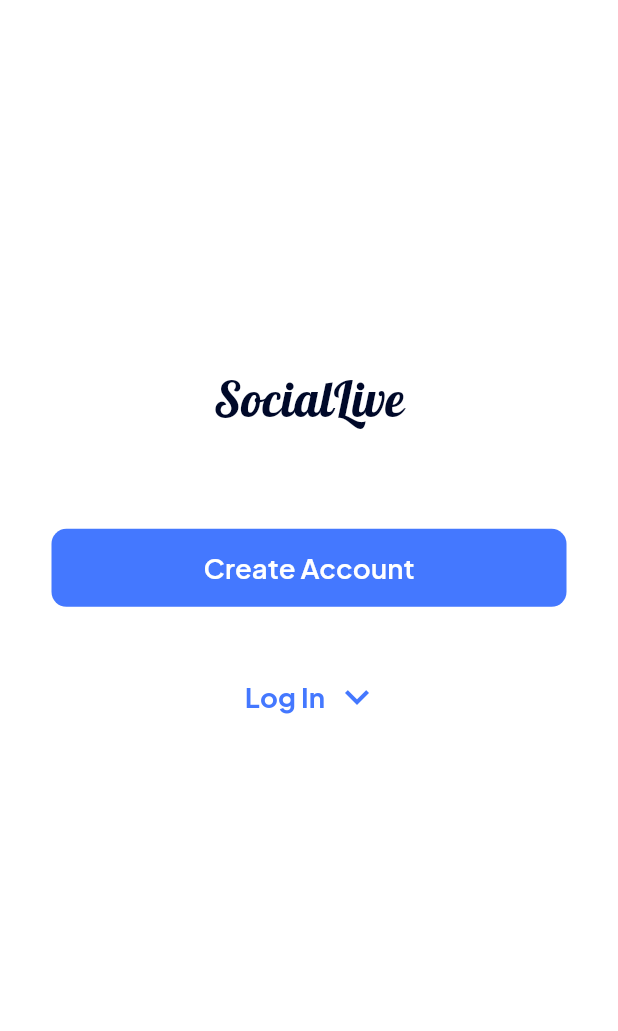
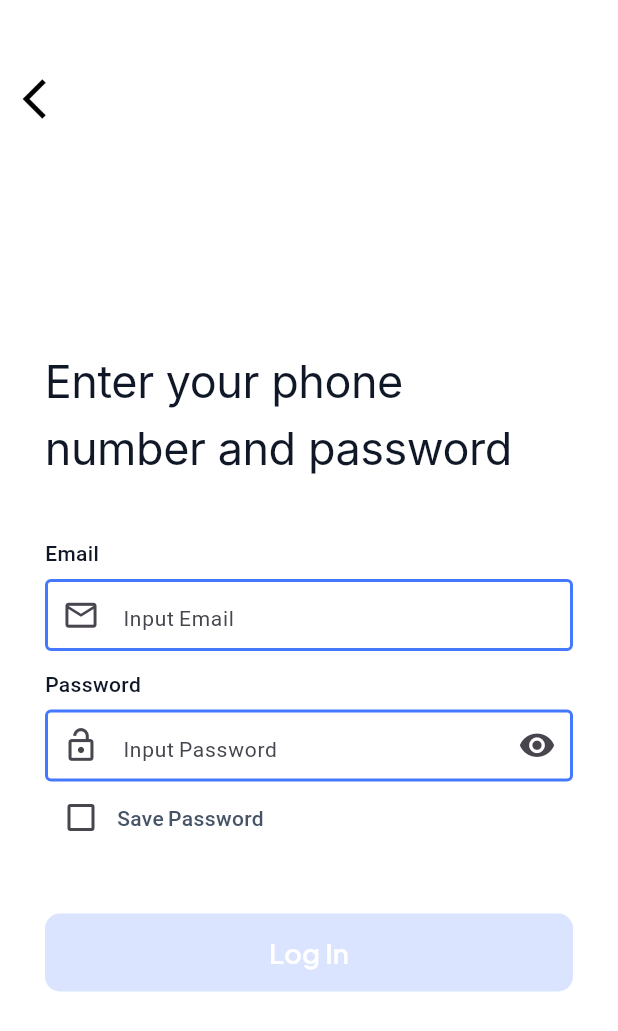
Before and after one commit to sabsar42/social-media-app, a Flutter app: the screen it shows after launch, after a tap on "Log In", on a phone screen of 412 x 824 dp. Shown: the top 1031 px of the screen. Run offline on Flutter 3.47's test engine with Material 3 defaults, Android fonts, the phone set to English and light mode, and no system bars; our stand-ins replace flutter_screenutil, flutter_svg, google_fonts.

Commit message:
login screen done

```diff
--- /dev/null
+++ b/lib/app.dart
@@ -0,0 +1,34 @@
+import 'package:flutter/material.dart';
+import 'package:flutter_screenutil/flutter_screenutil.dart';
+import 'package:socialmediaapp/presentation/routes/route_names.dart';
+import 'package:socialmediaapp/presentation/widgets/custom_theme.dart';
+
+class SocialMediaApp extends StatelessWidget {
+  const SocialMediaApp({super.key});
+
+  @override
+  Widget build(BuildContext context) {
+    return ScreenUtilInit(
+      designSize: ScreenUtil.defaultSize,
+      minTextAdapt: true,
+      splitScreenMode: true,
+      useInheritedMediaQuery: true,
+      builder: (BuildContext context, child) {
+        return MaterialApp(
+          debugShowCheckedModeBanner: false,
+          initialRoute: RouteNames.splashScreen,
+          onGenerateRoute: RouteNames.generateRoutes,
+          onUnknownRoute: (RouteSettings settings) {
+            return MaterialPageRoute(
+              builder: (_) => Scaffold(
+                body: Center(
+                    child: Text('No route defined for ${settings.name}')),
+              ),
+            );
+          },
+          theme: MyTheme.theme,
+        );
+      },
+    );
+  }
+}
--- a/lib/main.dart
+++ b/lib/main.dart
@@ -1,44 +1,11 @@
 import 'package:flutter/material.dart';
 import 'package:flutter/services.dart';
-import 'package:flutter_screenutil/flutter_screenutil.dart';
-import 'package:socialmediaapp/presentation/routes/route_names.dart';
-import 'package:socialmediaapp/presentation/widgets/custom_theme.dart';
-
+import 'app.dart';
 void main() async {
   WidgetsFlutterBinding.ensureInitialized();
   await SystemChrome.setPreferredOrientations([
     DeviceOrientation.portraitUp,
     DeviceOrientation.portraitDown,
   ]);
-  runApp(const SocialMediaApp());
+  runApp( const SocialMediaApp());
 }
-
-class SocialMediaApp extends StatelessWidget {
-  const SocialMediaApp({super.key});
-
-  @override
-  Widget build(BuildContext context) {
-    return ScreenUtilInit(
-      designSize: ScreenUtil.defaultSize,
-      minTextAdapt: true,
-      splitScreenMode: true,
-      useInheritedMediaQuery: true,
-      builder: (BuildContext context, child) {
-        return MaterialApp(
-          debugShowCheckedModeBanner: false,
-          initialRoute: RouteNames.splashScreen,
-          onGenerateRoute: RouteNames.generateRoutes,
-          onUnknownRoute: (RouteSettings settings) {
-            return MaterialPageRoute(
-              builder: (_) => Scaffold(
-                body: Center(
-                    child: Text('No route defined for ${settings.name}')),
-              ),
-            );
-          },
-          theme: MyTheme.theme,
-        );
-      },
-    );
-  }
-}
--- a/lib/presentation/routes/route_names.dart
+++ b/lib/presentation/routes/route_names.dart
@@ -1,5 +1,5 @@
 import 'package:flutter/material.dart';
-import 'package:socialmediaapp/presentation/screen/splash/splash_screen.dart';
+import 'package:socialmediaapp/presentation/screen/createandlogin/create_and_login_screen.dart';
 
 class RouteNames {
   static const String splashScreen = '/splashScreen';
@@ -8,7 +8,7 @@ class RouteNames {
     switch (settings.name) {
       case RouteNames.splashScreen:
         return MaterialPageRoute(
-            settings: settings, builder: (_) => SplashScreen());
+            settings: settings, builder: (_) => const CreateAndLoginScreen());
 
       default:
         return MaterialPageRoute(
--- /dev/null
+++ b/lib/presentation/screen/Auth/login_screen.dart
@@ -0,0 +1,206 @@
+import 'package:flutter/material.dart';
+import '../../widgets/custom_left_arrow_icon.dart';
+import '../../widgets/primary_button.dart';
+
+class LoginScreen extends StatefulWidget {
+  const LoginScreen({Key? key}) : super(key: key);
+
+  @override
+  State<LoginScreen> createState() => _LoginScreenState();
+}
+
+class _LoginScreenState extends State<LoginScreen> {
+  TextEditingController _emailTEController = TextEditingController();
+  TextEditingController _passwordTEController = TextEditingController();
+  bool _isPasswordObscured = true;
+  bool _checkbox = false;
+  bool _isButtonActive = false;
+
+  @override
+  void initState() {
+    super.initState();
+    _emailTEController.addListener(_checkButtonState);
+    _passwordTEController.addListener(_checkButtonState);
+  }
+
+  void _checkButtonState() {
+    setState(() {
+      _isButtonActive =
+          _emailTEController.text.isNotEmpty && _passwordTEController.text.isNotEmpty;
+    });
+  }
+
+  @override
+  Widget build(BuildContext context) {
+    return Scaffold(
+      body: SingleChildScrollView(
+        child: Column(
+          crossAxisAlignment: CrossAxisAlignment.start,
+          children: [
+            const CustomLeftArrowIcon(),
+            const SizedBox(
+              height: 150,
+            ),
+            Container(
+              padding: const EdgeInsets.only(left: 30, right: 30),
+              child: Column(
+                crossAxisAlignment: CrossAxisAlignment.start,
+                children: [
+                  const Text(
+                    "Enter your phone number and password",
+                    style: TextStyle(
+                      fontFamily: 'Inter',
+                      fontWeight: FontWeight.w400,
+                      fontSize: 30,
+                      height: 1.5, // line height
+                      letterSpacing: -0.3,
+                      color: Color(0xFF101828),
+                    ),
+                  ),
+                  const SizedBox(
+                    height: 40,
+                  ),
+                  const Text(
+                    'Email',
+                    style: TextStyle(
+                      fontFamily: 'Satoshi',
+                      fontWeight: FontWeight.w500,
+                      fontSize: 14,
+                      height: 1.0, // line height
+                      color: Color(0xFF101828),
+                    ),
+                  ),
+                  const SizedBox(
+                    height: 10,
+                  ),
+                  TextField(
+                    style: const TextStyle(
+                      fontFamily: 'Satoshi',
+                      fontWeight: FontWeight.w400,
+                      fontSize: 18,
+                      height: 1.42857,
+                    ),
+                    controller: _emailTEController,
+                    decoration: const InputDecoration(
+                      enabledBorder: OutlineInputBorder(
+                        borderSide: BorderSide(
+                          color: Color(0xFF4478FF),
+                          width: 2.0,
+                        ),
+                      ),
+                      prefixIcon: Icon(
+                        Icons.email_outlined,
+                        size: 25,
+                      ),
+                      hintText: 'Input Email',
+                      hintStyle: TextStyle(
+                        fontFamily: 'Satoshi',
+                        fontWeight: FontWeight.w400,
+                        fontSize: 14,
+                        height: 1.42857,
+                      ),
+                      contentPadding: EdgeInsets.symmetric(vertical: 8),
+                    ),
+                  ),
+                  const SizedBox(
+                    height: 15,
+                  ),
+                  const Text(
+                    'Password',
+                    style: TextStyle(
+                      fontFamily: 'Satoshi',
+                      fontWeight: FontWeight.w500,
+                      fontSize: 14,
+                      height: 1.0, // line height
+                      color: Color(0xFF101828),
+                    ),
+                  ),
+                  const SizedBox(
+                    height: 10,
+                  ),
+                  TextField(
+                    style: const TextStyle(
+                      fontFamily: 'Satoshi',
+                      fontWeight: FontWeight.w400,
+                      fontSize: 18,
+                      height: 1.42857,
+                    ),
+                    controller: _passwordTEController,
+                    obscureText: _isPasswordObscured,
+                    decoration: InputDecoration(
+                      enabledBorder: const OutlineInputBorder(
+                        borderSide: BorderSide(
+                          color: Color(0xFF4478FF),
+                          width: 2.0,
+                        ),
+                      ),
+                      prefixIcon: const Icon(
+                        Icons.lock_open_outlined,
+                        size: 25,
+                      ),
+                      suffixIcon: GestureDetector(
+                        onTap: () {
+                          setState(() {
+                            _isPasswordObscured = !_isPasswordObscured;
+                          });
+                        },
+                        child: Icon(
+                          _isPasswordObscured
+                              ? Icons.visibility
+                              : Icons.visibility_off,
+                          size: 25,
+                        ),
+                      ),
+                      hintText: 'Input Password',
+                      hintStyle: const TextStyle(
+                        fontFamily: 'Satoshi',
+                        fontWeight: FontWeight.w400,
+                        fontSize: 14,
+                        height: 1.42857,
+                      ),
+                      contentPadding: const EdgeInsets.symmetric(vertical: 8),
+                    ),
+                  ),
+                  Row(
+                    children: [
+                      Checkbox(
+                        value: _checkbox,
+                        activeColor: const Color(0xFF4478FF),
+                        onChanged: (value) {
+                          setState(() {
+                            _checkbox = value!;
+                          });
+                        },
+                      ),
+                      const Text(
+                        "Save Password",
+                        style: TextStyle(
+                          fontWeight: FontWeight.w500,
+                          fontFamily: 'Satoshi',
+                          color: Color(0xFF475467),
+                          height: 1.3, // Line height
+                        ),
+                      )
+                    ],
+                  ),
+                  const SizedBox(
+                    height: 40,
+                  ),
+                  PrimaryButton(
+                    text: 'Log In',
+                    onPressed: _isButtonActive
+                        ? () {
+                      // Your login logic here
+                    }
+                        : null,
+                    bgColor: _isButtonActive ? const Color(0xFF4478FF) : const Color(0xFFDAE4FF),
+                  )
+                ],
+              ),
+            )
+          ],
+        ),
+      ),
+    );
+  }
+}
--- a/lib/presentation/screen/splash/splash_screen.dart
+++ b/lib/presentation/screen/createandlogin/create_and_login_screen.dart
@@ -1,17 +1,18 @@
 import 'package:flutter/material.dart';
+import 'package:socialmediaapp/presentation/screen/Auth/login_screen.dart';
 import 'package:socialmediaapp/presentation/utils/constraints.dart';
 import 'package:socialmediaapp/presentation/utils/utils.dart';
 import 'package:socialmediaapp/presentation/widgets/custom_text.dart';
 import 'package:socialmediaapp/presentation/widgets/primary_button.dart';
 
-class SplashScreen extends StatefulWidget {
-  const SplashScreen({super.key});
+class CreateAndLoginScreen extends StatefulWidget {
+  const CreateAndLoginScreen({super.key});
 
   @override
-  State<SplashScreen> createState() => _SplashScreenState();
+  State<CreateAndLoginScreen> createState() => _CreateAndLoginScreenState();
 }
 
-class _SplashScreenState extends State<SplashScreen> {
+class _CreateAndLoginScreenState extends State<CreateAndLoginScreen> {
   @override
   Widget build(BuildContext context) {
     return SafeArea(
@@ -37,7 +38,9 @@ class _SplashScreenState extends State<SplashScreen> {
                   mainAxisAlignment: MainAxisAlignment.center,
                   children: [
                     TextButton(
-                      onPressed: () {},
+                      onPressed: () {
+                        Navigator.push(context, MaterialPageRoute(builder: (context)=>const LoginScreen()));
+                      },
                       child: const CustomText(
                         text: 'Log In',
                         color: primaryColor,
--- /dev/null
+++ b/lib/presentation/widgets/custom_left_arrow_icon.dart
@@ -0,0 +1,19 @@
+import 'package:flutter/material.dart';
+
+class CustomLeftArrowIcon extends StatelessWidget {
+  const CustomLeftArrowIcon({
+    super.key,
+  });
+
+  @override
+  Widget build(BuildContext context) {
+    return const Padding(
+      padding: EdgeInsets.only(top: 50,left: 15),
+      child: Icon(
+        Icons.arrow_back_ios,
+        color: Colors.black,
+        size: 32,
+      ),
+    );
+  }
+}
```
